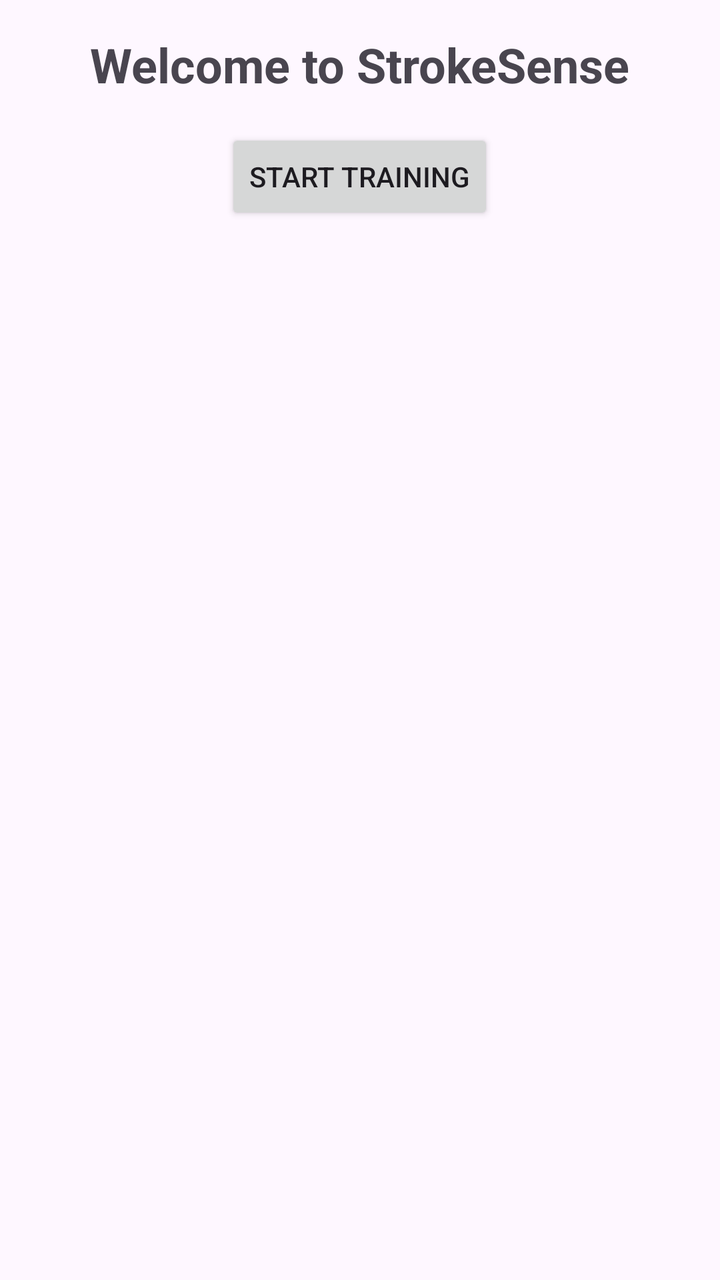
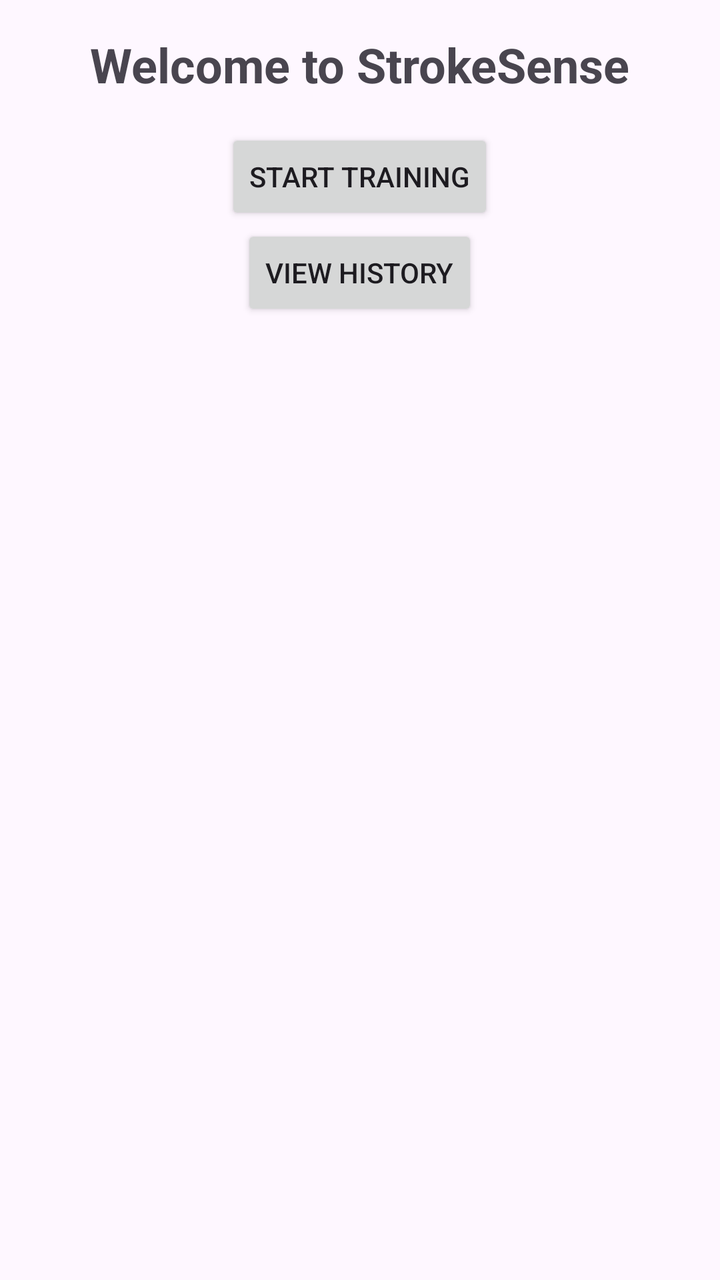

An Android layout rendered at two revisions. The XML below is the earlier revision; the diff shows what the commit changed to produce the second picture.
<!-- AndroidManifest.xml: application theme Theme.StrokeSense -->
<!-- res/layout/activity_main.xml -->
<?xml version="1.0" encoding="utf-8"?>
<LinearLayout xmlns:android="http://schemas.android.com/apk/res/android"
    xmlns:tools="http://schemas.android.com/tools"
    android:layout_width="match_parent"
    android:layout_height="match_parent"
    android:orientation="vertical"
    tools:context=".ui.MainActivity">

    <TextView
        android:id="@+id/textTitle"
        android:layout_width="wrap_content"
        android:layout_height="wrap_content"
        android:text="@string/welcome"
        android:textSize="24sp"
        android:textStyle="bold"
        android:layout_gravity="center"
        android:padding="16dp"/>

    <Button
        android:id="@+id/btnStartTraining"
        android:layout_width="wrap_content"
        android:layout_height="wrap_content"
        android:text="@string/start_training"
        android:layout_gravity="center"/>
</LinearLayout>
<!-- resources referenced by this layout -->
<resources>
  <string name="start_training">Start Training</string>
  <string name="welcome">Welcome to StrokeSense</string>
  <style name="Theme.StrokeSense" parent="Base.Theme.StrokeSense" />
  <style name="Base.Theme.StrokeSense" parent="Theme.Material3.DayNight.NoActionBar">
          
          
      </style>
</resources>

<!-- the commit's change to res/layout/activity_main.xml (unified diff, before → after) -->
@@ -22,4 +22,11 @@
         android:layout_height="wrap_content"
         android:text="@string/start_training"
         android:layout_gravity="center"/>
+
+    <Button
+        android:id="@+id/btnTrainingHistory"
+        android:layout_width="wrap_content"
+        android:layout_height="wrap_content"
+        android:text="@string/view_training_history"
+        android:layout_gravity="center"/>
 </LinearLayout>
<!-- resource entries referenced after the edit -->
@@ -1,6 +1,7 @@
 <!-- resources referenced by this layout -->
 <resources>
   <string name="start_training">Start Training</string>
+  <string name="view_training_history">View History</string>
   <string name="welcome">Welcome to StrokeSense</string>
   <style name="Theme.StrokeSense" parent="Base.Theme.StrokeSense" />
   <style name="Base.Theme.StrokeSense" parent="Theme.Material3.DayNight.NoActionBar">
